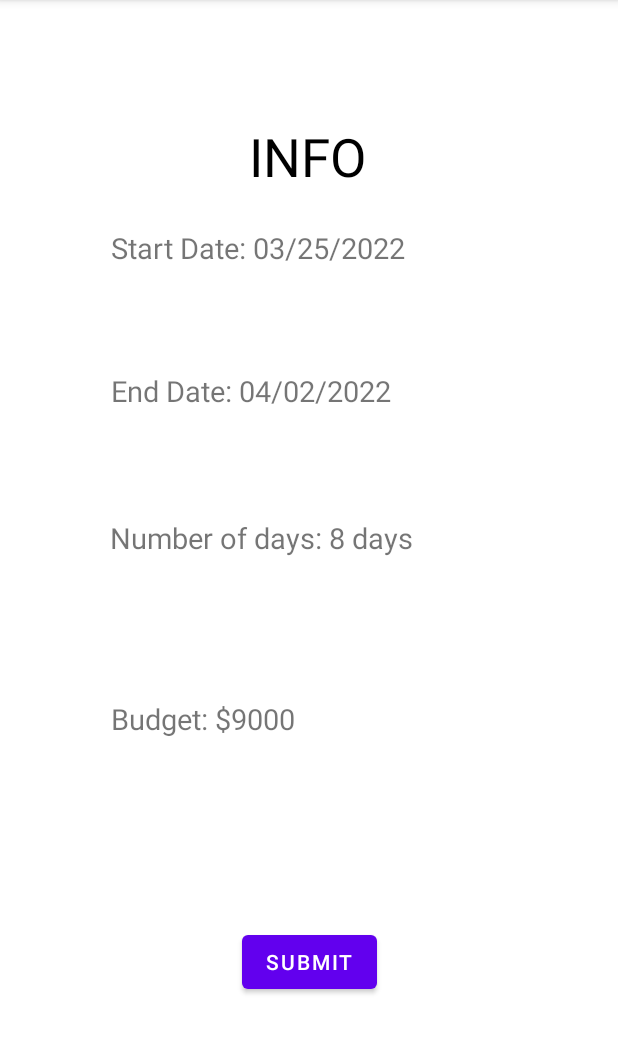
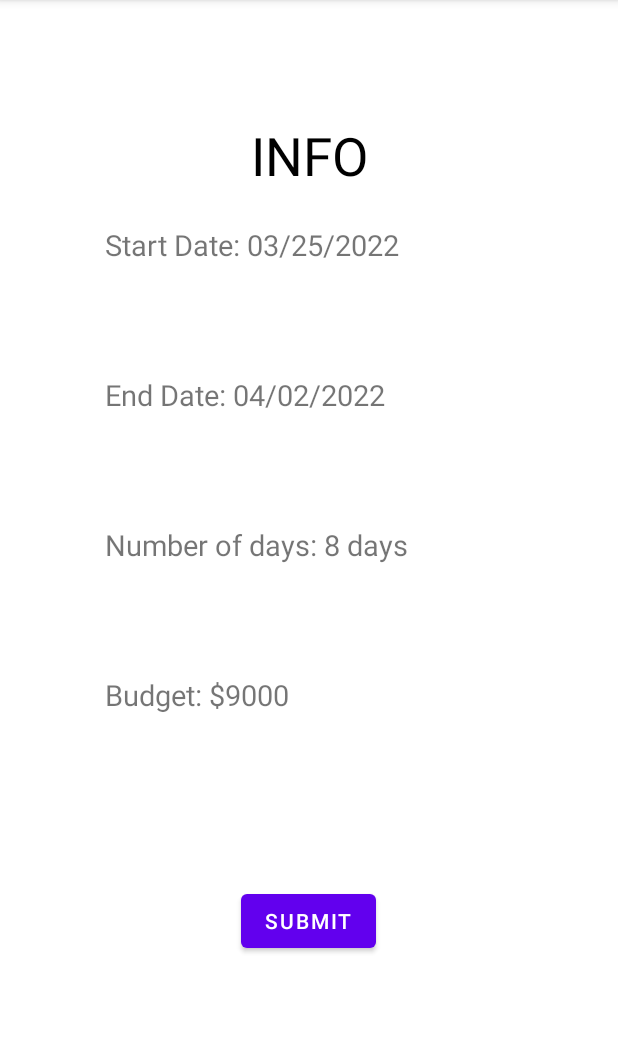
Before and after one commit to JakeDongwanKang/travel-mobile-project, an Android app: the InfoActivity screen opened directly, with no data from a screen before it, on a phone screen of 412 x 824 dp, the part 84-1138 px from its top. Run offline under Robolectric (Android 15) with nearby library versions, the phone set to English and light mode, and no system bars.

Commit message:
Converted activity_info.xml to relative layout

```diff
--- a/app/src/main/res/layout/activity_info.xml
+++ b/app/src/main/res/layout/activity_info.xml
@@ -1,5 +1,5 @@
 <?xml version="1.0" encoding="utf-8"?>
-<androidx.constraintlayout.widget.ConstraintLayout xmlns:android="http://schemas.android.com/apk/res/android"
+<RelativeLayout xmlns:android="http://schemas.android.com/apk/res/android"
     xmlns:app="http://schemas.android.com/apk/res-auto"
     xmlns:tools="http://schemas.android.com/tools"
     android:layout_width="match_parent"
@@ -9,15 +9,17 @@
         android:id="@+id/textView"
         android:layout_width="wrap_content"
         android:layout_height="wrap_content"
+        android:layout_alignParentStart="true"
+        android:layout_alignParentTop="true"
+        android:layout_alignParentEnd="true"
+        android:layout_alignParentBottom="true"
+        android:layout_marginStart="167dp"
+        android:layout_marginTop="80dp"
+        android:layout_marginEnd="166dp"
+        android:layout_marginBottom="603dp"
         android:text="@string/info"
         android:textColor="#000000"
-        android:textSize="35sp"
-        app:layout_constraintBottom_toBottomOf="parent"
-        app:layout_constraintEnd_toEndOf="parent"
-        app:layout_constraintHorizontal_bias="0.498"
-        app:layout_constraintStart_toStartOf="parent"
-        app:layout_constraintTop_toTopOf="parent"
-        app:layout_constraintVertical_bias="0.112" />
+        android:textSize="35sp" />
 
     <TextView
         android:id="@+id/textView2"
@@ -25,12 +27,9 @@
         android:layout_height="wrap_content"
         android:text="@string/startDate"
         android:textSize="19sp"
-        app:layout_constraintBottom_toBottomOf="parent"
-        app:layout_constraintEnd_toEndOf="parent"
-        app:layout_constraintHorizontal_bias="0.342"
-        app:layout_constraintStart_toStartOf="parent"
-        app:layout_constraintTop_toTopOf="parent"
-        app:layout_constraintVertical_bias="0.205" />
+        android:layout_alignTop="@id/textView"
+        android:layout_marginTop="70dp"
+        android:layout_marginStart="70dp" />
 
     <TextView
         android:id="@+id/textView3"
@@ -38,12 +37,9 @@
         android:layout_height="wrap_content"
         android:text="@string/endDate"
         android:textSize="19sp"
-        app:layout_constraintBottom_toBottomOf="parent"
-        app:layout_constraintEnd_toEndOf="parent"
-        app:layout_constraintHorizontal_bias="0.328"
-        app:layout_constraintStart_toStartOf="parent"
-        app:layout_constraintTop_toTopOf="parent"
-        app:layout_constraintVertical_bias="0.333" />
+        android:layout_alignTop="@id/textView2"
+        android:layout_marginTop="100dp"
+        android:layout_marginStart="70dp" />
 
     <TextView
         android:id="@+id/textView4"
@@ -51,12 +47,9 @@
         android:layout_height="wrap_content"
         android:text="@string/numDays"
         android:textSize="19sp"
-        app:layout_constraintBottom_toBottomOf="parent"
-        app:layout_constraintEnd_toEndOf="parent"
-        app:layout_constraintHorizontal_bias="0.35"
-        app:layout_constraintStart_toStartOf="parent"
-        app:layout_constraintTop_toTopOf="parent"
-        app:layout_constraintVertical_bias="0.465" />
+        android:layout_alignTop="@id/textView3"
+        android:layout_marginTop="100dp"
+        android:layout_marginStart="70dp" />
 
     <TextView
         android:id="@+id/textView5"
@@ -64,21 +57,16 @@
         android:layout_height="wrap_content"
         android:text="@string/budget"
         android:textSize="19sp"
-        app:layout_constraintBottom_toBottomOf="parent"
-        app:layout_constraintEnd_toEndOf="parent"
-        app:layout_constraintHorizontal_bias="0.256"
-        app:layout_constraintStart_toStartOf="parent"
-        app:layout_constraintTop_toTopOf="parent"
-        app:layout_constraintVertical_bias="0.628" />
+        android:layout_alignTop="@id/textView4"
+        android:layout_marginTop="100dp"
+        android:layout_marginStart="70dp" />
 
     <Button
         android:id="@+id/submitButton"
         android:layout_width="wrap_content"
         android:layout_height="wrap_content"
         android:text="Submit"
-        app:layout_constraintBottom_toBottomOf="parent"
-        app:layout_constraintEnd_toEndOf="parent"
-        app:layout_constraintStart_toStartOf="parent"
-        app:layout_constraintTop_toTopOf="parent"
-        app:layout_constraintVertical_bias="0.857" />
-</androidx.constraintlayout.widget.ConstraintLayout>
+        android:layout_alignTop="@id/textView5"
+        android:layout_marginTop="140dp"
+        android:layout_centerHorizontal="true"/>
+</RelativeLayout>
```
